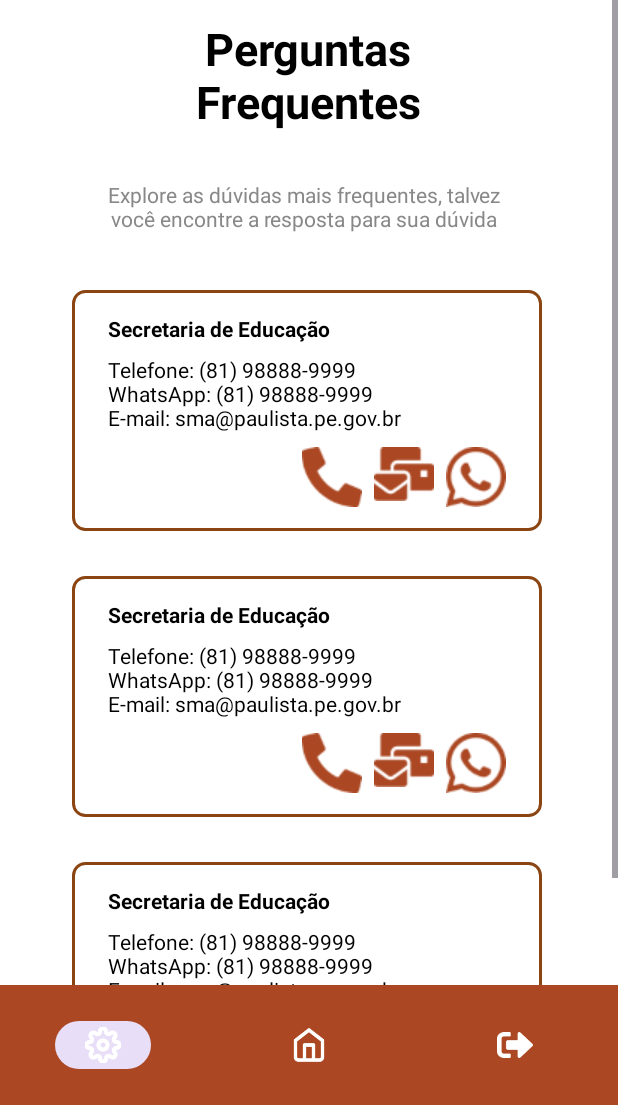
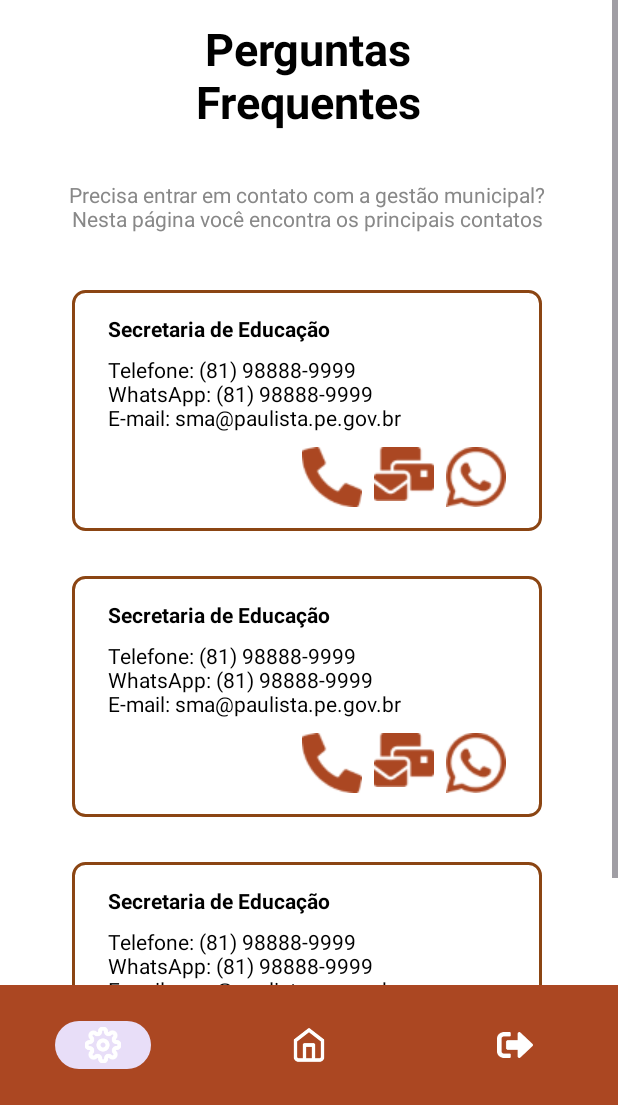
Before and after one commit to pauloandreoliv/PDMOV, an Android app: the layout activity_city_hall_contacts.xml on its own in the app's theme, with its tools: preview values and no code run, on a phone screen of 412 x 824 dp, the part 131-1236 px from its top. Run offline under Robolectric (Android 15) with nearby library versions, the phone set to English and light mode, and no system bars.

Commit message:
update tela contato prefeitura

```diff
--- a/MaisPaulista/app/src/main/res/layout/activity_city_hall_contacts.xml
+++ b/MaisPaulista/app/src/main/res/layout/activity_city_hall_contacts.xml
@@ -65,13 +65,13 @@
 
             <TextView
                 android:id="@+id/subtitleTextView"
-                android:layout_width="wrap_content"
-                android:layout_height="wrap_content"
+                android:layout_width="373dp"
+                android:layout_height="51dp"
                 android:layout_marginTop="16dp"
                 android:gravity="center"
                 android:maxWidth="309dp"
                 android:padding="8dp"
-                android:text="Explore as dúvidas mais frequentes, talvez você encontre a resposta para sua dúvida"
+                android:text="Precisa entrar em contato com a gestão municipal? Nesta página você encontra os principais contatos oficiais"
                 android:textColor="#888888"
                 android:textSize="14sp"
                 app:layout_constraintEnd_toEndOf="parent"
```
